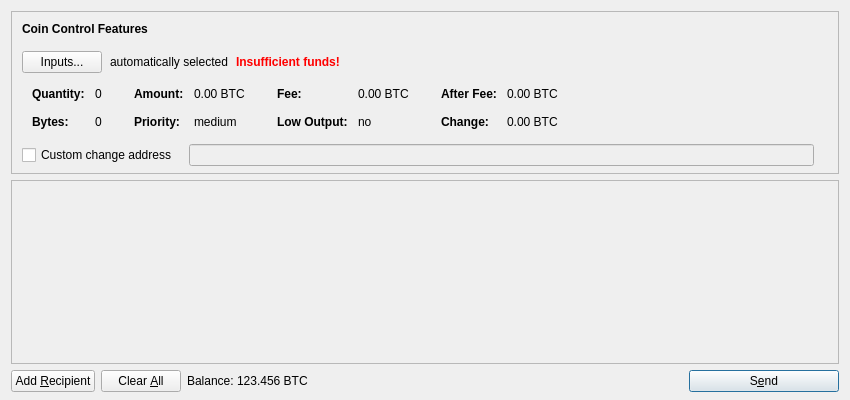
Old version of the form src/qt/forms/sendcoinsdialog.ui in the repository Biggar/snorcoin.
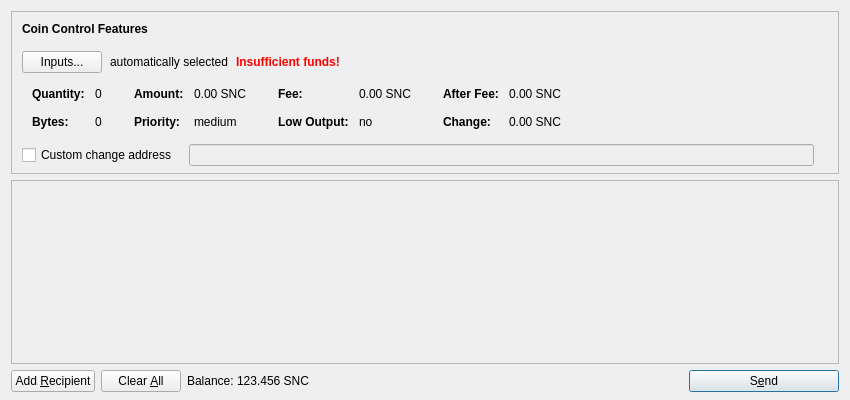
New version of the form. Icons and pictures are not drawn. Custom widgets are drawn as their Qt base class.

Diff of the .ui file:
```diff
--- a/src/qt/forms/sendcoinsdialog.ui
+++ b/src/qt/forms/sendcoinsdialog.ui
@@ -321,7 +321,7 @@
                   <enum>Qt::ActionsContextMenu</enum>
                  </property>
                  <property name="text">
-                  <string notr="true">0.00 BTC</string>
+                  <string notr="true">0.00 SNC</string>
                  </property>
                  <property name="textInteractionFlags">
                   <set>Qt::LinksAccessibleByMouse|Qt::TextSelectableByKeyboard|Qt::TextSelectableByMouse</set>
@@ -401,7 +401,7 @@
                   <enum>Qt::ActionsContextMenu</enum>
                  </property>
                  <property name="text">
-                  <string notr="true">0.00 BTC</string>
+                  <string notr="true">0.00 SNC</string>
                  </property>
                  <property name="textInteractionFlags">
                   <set>Qt::LinksAccessibleByMouse|Qt::TextSelectableByKeyboard|Qt::TextSelectableByMouse</set>
@@ -481,7 +481,7 @@
                   <enum>Qt::ActionsContextMenu</enum>
                  </property>
                  <property name="text">
-                  <string notr="true">0.00 BTC</string>
+                  <string notr="true">0.00 SNC</string>
                  </property>
                  <property name="textInteractionFlags">
                   <set>Qt::LinksAccessibleByMouse|Qt::TextSelectableByKeyboard|Qt::TextSelectableByMouse</set>
@@ -510,7 +510,7 @@
                   <enum>Qt::ActionsContextMenu</enum>
                  </property>
                  <property name="text">
-                  <string notr="true">0.00 BTC</string>
+                  <string notr="true">0.00 SNC</string>
                  </property>
                  <property name="textInteractionFlags">
                   <set>Qt::LinksAccessibleByMouse|Qt::TextSelectableByKeyboard|Qt::TextSelectableByMouse</set>
@@ -717,7 +717,7 @@
           <cursorShape>IBeamCursor</cursorShape>
          </property>
          <property name="text">
-          <string notr="true">123.456 BTC</string>
+          <string notr="true">123.456 SNC</string>
          </property>
          <property name="textInteractionFlags">
           <set>Qt::LinksAccessibleByMouse|Qt::TextSelectableByKeyboard|Qt::TextSelectableByMouse</set>
```
